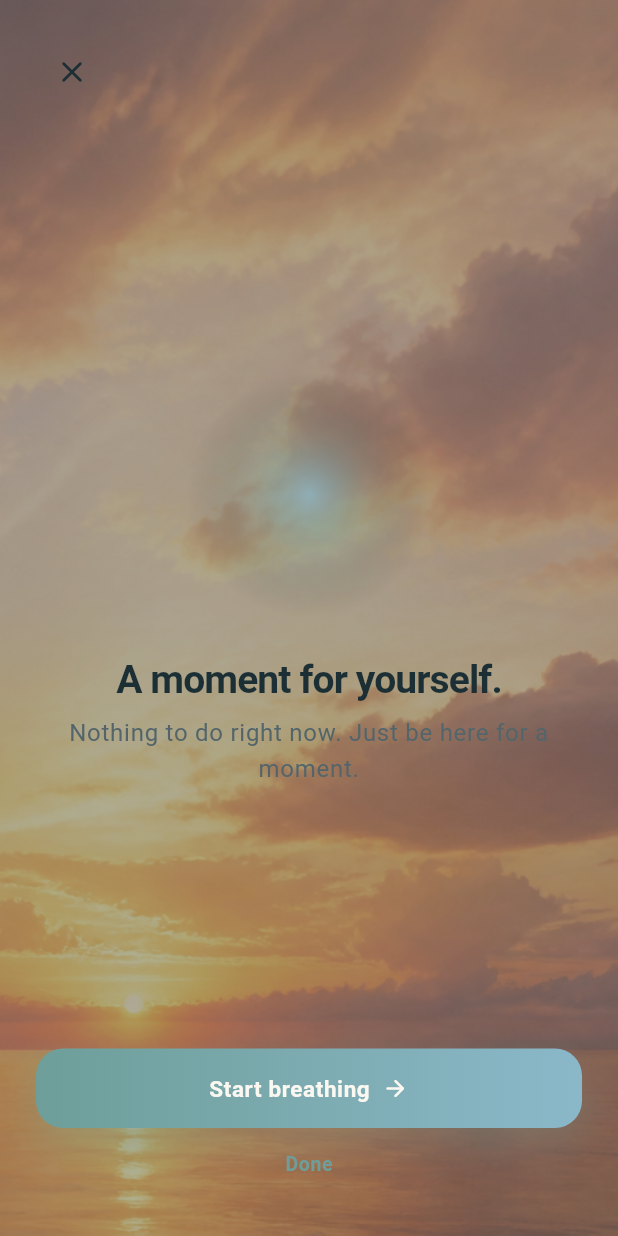
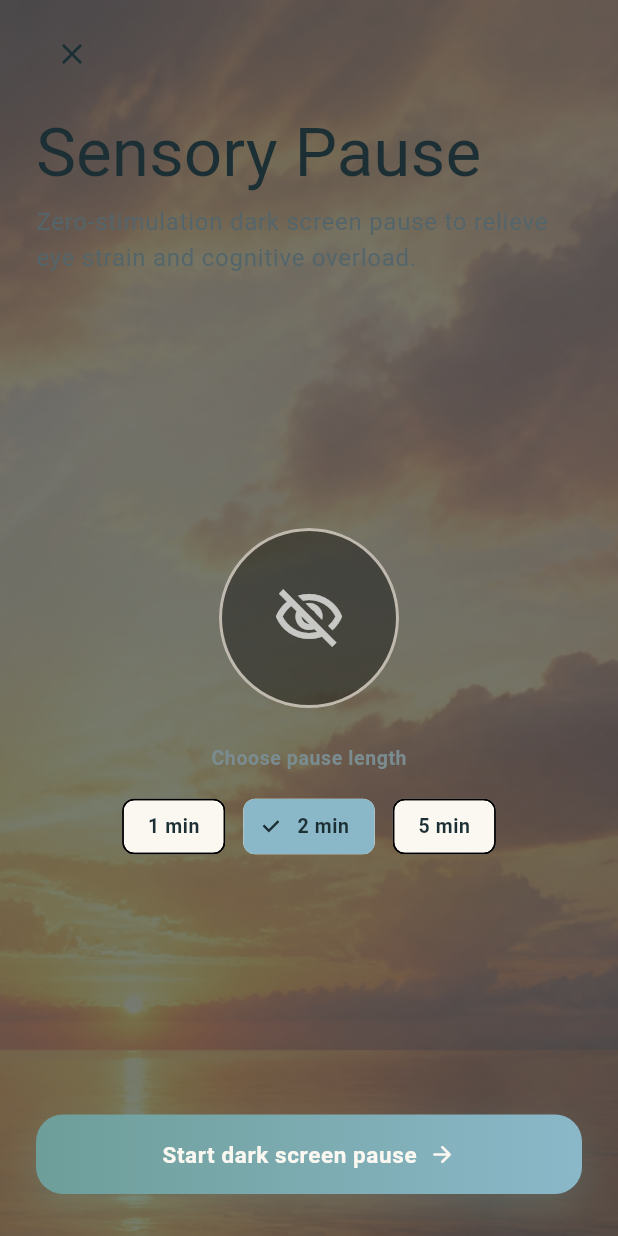
Before and after one commit to svk2006/re-trace, a Flutter app: the QuietMomentView screen opened directly, on a phone screen of 412 x 824 dp. Run offline on Flutter 3.47's test engine with Material 3 defaults, Android fonts, the phone set to English and light mode, and no system bars; our stand-ins replace flutter_local_notifications, shared_preferences, timezone; accounts and stored records are empty.

Commit message:
feat: rebrand quiet moment to sensory pause, remove hardcoded Alex from chat, and upgrade backend to Gemini Flash

```diff
--- a/lib/data/mock_repositories.dart
+++ b/lib/data/mock_repositories.dart
@@ -3,7 +3,7 @@ import 'package:re_trace/repositories/re_trace_repository.dart';
 
 class MockRepositories extends ReTraceRepository {
   static const UserProfile user = UserProfile(
-    name: 'Alex',
+    name: 'Friend',
     recoveryState: 'Steady',
     capacity: 'Moderate',
   );
@@ -140,7 +140,7 @@ class MockRepositories extends ReTraceRepository {
   ];
 
   static const List<TraceMessage> traceHistory = [
-    TraceMessage(text: 'Hi Alex, how is your recovery looking today?', fromUser: false),
+    TraceMessage(text: 'Hi there, how is your recovery looking today?', fromUser: false),
     TraceMessage(text: 'I feel a bit tired after a full day.', fromUser: true),
     TraceMessage(text: 'That tracks with your recent pattern. A gentler afternoon may help.', fromUser: false),
   ];
--- a/lib/screens/quiet_moment_view.dart
+++ b/lib/screens/quiet_moment_view.dart
@@ -1,5 +1,7 @@
+import 'dart:async';
 import 'package:flutter/material.dart';
-import 'package:re_trace/screens/breathe_view.dart';
+import 'package:flutter/services.dart';
+import 'package:re_trace/state/app_session.dart';
 import 'package:re_trace/theme/motion.dart';
 import 'package:re_trace/theme/re_trace_palette.dart';
 import 'package:re_trace/widgets/atmosphere.dart';
@@ -11,79 +13,150 @@ class QuietMomentView extends StatefulWidget {
   State<QuietMomentView> createState() => _QuietMomentViewState();
 }
 
-class _QuietMomentViewState extends State<QuietMomentView> with SingleTickerProviderStateMixin {
-  late final AnimationController _controller;
-
-  @override
-  void initState() {
-    super.initState();
-    _controller = AnimationController(vsync: this, duration: const Duration(milliseconds: 4200))
-      ..repeat(reverse: true);
-  }
+class _QuietMomentViewState extends State<QuietMomentView> {
+  int _selectedMinutes = 2;
+  bool _isRunning = false;
+  int _secondsRemaining = 120;
+  Timer? _timer;
 
   @override
   void dispose() {
-    _controller.dispose();
+    _timer?.cancel();
     super.dispose();
+  }
+
+  void _startPause() {
+    setState(() {
+      _isRunning = true;
+      _secondsRemaining = _selectedMinutes * 60;
+    });
+
+    _timer?.cancel();
+    _timer = Timer.periodic(const Duration(seconds: 1), (timer) {
+      if (!mounted) return;
+      if (_secondsRemaining > 0) {
+        setState(() => _secondsRemaining--);
+      } else {
+        timer.cancel();
+        final session = AppSession.maybeOf(context);
+        if (session != null && session.haptics) {
+          HapticFeedback.heavyImpact();
+        }
+        setState(() => _isRunning = false);
+      }
+    });
+  }
+
+  void _cancelPause() {
+    _timer?.cancel();
+    setState(() => _isRunning = false);
   }
 
   @override
   Widget build(BuildContext context) {
     final palette = context.palette;
-    final reduced = !ReTraceMotion.allowAmbient(context);
+
+    // Full zero-stimulation black screen mode while running
+    if (_isRunning) {
+      final mins = _secondsRemaining ~/ 60;
+      final secs = (_secondsRemaining % 60).toString().padLeft(2, '0');
+      return GestureDetector(
+        onTap: _cancelPause,
+        child: Scaffold(
+          backgroundColor: Colors.black,
+          body: SafeArea(
+            child: Center(
+              child: Column(
+                mainAxisAlignment: MainAxisAlignment.center,
+                children: [
+                  Text(
+                    '$mins:$secs',
+                    style: const TextStyle(
+                      color: Colors.white24,
+                      fontSize: 36,
+                      fontWeight: FontWeight.w300,
+                      letterSpacing: 2,
+                    ),
+                  ),
+                  const SizedBox(height: 16),
+                  const Text(
+                    'Eyes closed · Rest your focus\nTap anywhere to exit',
+                    textAlign: TextAlign.center,
+                    style: TextStyle(color: Colors.white12, fontSize: 14),
+                  ),
+                ],
+              ),
+            ),
+          ),
+        ),
+      );
+    }
+
     return Scaffold(
       body: Stack(
         fit: StackFit.expand,
         children: [
           Image.asset('assets/atmosphere/clouds.png', fit: BoxFit.cover),
-          DecoratedBox(decoration: BoxDecoration(color: palette.overlay.withValues(alpha: 0.35))),
+          DecoratedBox(decoration: BoxDecoration(color: palette.overlay.withValues(alpha: 0.6))),
           SafeArea(
             child: Padding(
-              padding: const EdgeInsets.all(24),
+              padding: const EdgeInsets.fromLTRB(24, 12, 24, 28),
               child: Column(
+                crossAxisAlignment: CrossAxisAlignment.start,
                 children: [
-                  Align(
-                    alignment: Alignment.centerLeft,
-                    child: IconButton(onPressed: () => Navigator.pop(context), icon: const Icon(Icons.close_rounded)),
+                  IconButton(
+                    onPressed: () => Navigator.pop(context),
+                    icon: const Icon(Icons.close_rounded),
+                  ),
+                  const SizedBox(height: 16),
+                  Text('Sensory Pause', style: Theme.of(context).textTheme.displayMedium),
+                  const SizedBox(height: 8),
+                  Text(
+                    'Zero-stimulation dark screen pause to relieve eye strain and cognitive overload.',
+                    style: Theme.of(context).textTheme.bodyLarge?.copyWith(color: palette.textSecondary),
                   ),
                   const Spacer(),
-                  AnimatedBuilder(
-                    animation: _controller,
-                    builder: (context, _) {
-                      final scale = reduced ? 1.0 : 0.92 + _controller.value * 0.12;
-                      return Transform.scale(
-                        scale: scale,
-                        child: Container(
-                          width: 168,
-                          height: 168,
-                          decoration: BoxDecoration(
-                            shape: BoxShape.circle,
-                            gradient: RadialGradient(
-                              colors: [
-                                palette.accentGlow.withValues(alpha: 0.8),
-                                palette.accent.withValues(alpha: 0.2),
-                                Colors.transparent,
-                              ],
-                            ),
-                          ),
+                  Center(
+                    child: Container(
+                      width: 120,
+                      height: 120,
+                      decoration: BoxDecoration(
+                        shape: BoxShape.circle,
+                        color: Colors.black.withValues(alpha: 0.4),
+                        border: Border.all(color: palette.border, width: 2),
+                      ),
+                      child: const Icon(Icons.visibility_off_outlined, size: 48, color: Colors.white70),
+                    ),
+                  ),
+                  const SizedBox(height: 24),
+                  Center(
+                    child: Text(
+                      'Choose pause length',
+                      style: Theme.of(context).textTheme.labelLarge?.copyWith(color: palette.textMuted),
+                    ),
+                  ),
+                  const SizedBox(height: 12),
+                  Row(
+                    mainAxisAlignment: MainAxisAlignment.center,
+                    children: [1, 2, 5].map((mins) {
+                      final isSelected = _selectedMinutes == mins;
+                      return Padding(
+                        padding: const EdgeInsets.symmetric(horizontal: 6),
+                        child: ChoiceChip(
+                          label: Text('$mins min'),
+                          selected: isSelected,
+                          onSelected: (selected) {
+                            if (selected) setState(() => _selectedMinutes = mins);
+                          },
                         ),
                       );
-                    },
-                  ),
-                  const SizedBox(height: 24),
-                  Text('A moment for yourself.', style: Theme.of(context).textTheme.headlineMedium, textAlign: TextAlign.center),
-                  const SizedBox(height: 8),
-                  Text(
-                    'Nothing to do right now. Just be here for a moment.',
-                    style: Theme.of(context).textTheme.bodyLarge?.copyWith(color: palette.textSecondary),
-                    textAlign: TextAlign.center,
+                    }).toList(),
                   ),
                   const Spacer(),
                   GradientCta(
-                    label: 'Start breathing',
-                    onPressed: () => Navigator.of(context).push(createAppRoute(const BreatheView(), immersive: true)),
+                    label: 'Start dark screen pause',
+                    onPressed: _startPause,
                   ),
-                  TextButton(onPressed: () => Navigator.pop(context), child: const Text('Done')),
                 ],
               ),
             ),
--- a/lib/screens/reset_view.dart
+++ b/lib/screens/reset_view.dart
@@ -32,9 +32,9 @@ class ResetView extends StatelessWidget {
                 style: Theme.of(context).textTheme.bodyLarge?.copyWith(color: context.palette.textSecondary),
               ),
               const SizedBox(height: 24),
-              _option(context, 'Breathe', 'A guided reset for your nervous system.', Icons.air_rounded, const BreatheView()),
+              _option(context, 'Breathe', 'A guided 4-7-8 breathing reset for your nervous system.', Icons.air_rounded, const BreatheView()),
               _option(context, 'Pattern Garden', 'A gentle memory-and-focus game to settle the mind.', Icons.eco_rounded, const PatternGardenView()),
-              _option(context, 'Quiet moment', 'Just a pause without effort.', Icons.spa_rounded, const QuietMomentView()),
+              _option(context, 'Sensory Pause', 'Zero-stimulation dark screen to relieve eye strain.', Icons.visibility_off_outlined, const QuietMomentView()),
             ],
           ),
         ),
```
Also changed, not shown: lib/screens/trace_view.dart (+16 -1 lines), 1 other file.
